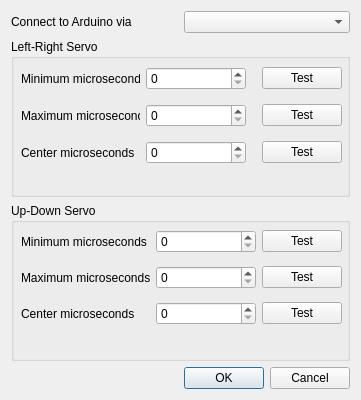
Above: app/ui/SettingsDialog.ui from mdmitr/arduino-thermal-camera before the change. Below: the same form after it.
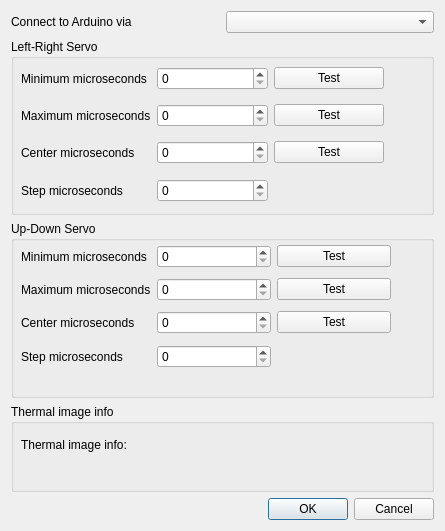
That is the form after the change.

Commit message: modifying settings dialog

What changed in the file:
```diff
--- a/app/ui/SettingsDialog.ui
+++ b/app/ui/SettingsDialog.ui
@@ -6,14 +6,20 @@
    <rect>
     <x>0</x>
     <y>0</y>
-    <width>361</width>
-    <height>400</height>
+    <width>445</width>
+    <height>531</height>
    </rect>
   </property>
+  <property name="minimumSize">
+   <size>
+    <width>445</width>
+    <height>475</height>
+   </size>
+  </property>
   <property name="windowTitle">
    <string>Settings</string>
   </property>
-  <layout class="QVBoxLayout" name="verticalLayout" stretch="0,1,1,0">
+  <layout class="QVBoxLayout" name="verticalLayout" stretch="0,2,2,1,0">
    <item>
     <layout class="QHBoxLayout" name="horizontalLayout">
      <property name="sizeConstraint">
@@ -58,13 +64,31 @@
          <rect>
           <x>10</x>
           <y>20</y>
-          <width>321</width>
-          <height>115</height>
+          <width>363</width>
+          <height>152</height>
          </rect>
         </property>
         <layout class="QGridLayout" name="gridLayout_2">
-         <item row="1" column="1">
-          <widget class="QSpinBox" name="spin_lrMax"/>
+         <item row="2" column="0">
+          <widget class="QLabel" name="label_4">
+           <property name="text">
+            <string>Center microseconds</string>
+           </property>
+          </widget>
+         </item>
+         <item row="0" column="0">
+          <widget class="QLabel" name="label_2">
+           <property name="text">
+            <string>Minimum microseconds</string>
+           </property>
+          </widget>
+         </item>
+         <item row="1" column="0">
+          <widget class="QLabel" name="label_3">
+           <property name="text">
+            <string>Maximum microseconds</string>
+           </property>
+          </widget>
          </item>
          <item row="0" column="1">
           <widget class="QSpinBox" name="spin_lrMin">
@@ -83,66 +107,48 @@
           </widget>
          </item>
          <item row="0" column="2">
-          <spacer name="horizontalSpacer">
-           <property name="orientation">
-            <enum>Qt::Horizontal</enum>
-           </property>
-           <property name="sizeType">
-            <enum>QSizePolicy::MinimumExpanding</enum>
-           </property>
-           <property name="sizeHint" stdset="0">
-            <size>
-             <width>10</width>
-             <height>20</height>
-            </size>
-           </property>
-          </spacer>
-         </item>
-         <item row="2" column="1">
-          <widget class="QSpinBox" name="spin_lrCenter"/>
-         </item>
-         <item row="0" column="3">
           <widget class="QPushButton" name="pb_test_lrMin">
            <property name="text">
             <string>Test</string>
            </property>
           </widget>
          </item>
-         <item row="2" column="3">
+         <item row="1" column="1">
+          <widget class="QSpinBox" name="spin_lrMax"/>
+         </item>
+         <item row="2" column="2">
           <widget class="QPushButton" name="pb_test_lrCenter">
            <property name="text">
             <string>Test</string>
            </property>
           </widget>
          </item>
-         <item row="1" column="3">
+         <item row="1" column="2">
           <widget class="QPushButton" name="pb_test_lrMax">
            <property name="text">
             <string>Test</string>
            </property>
           </widget>
          </item>
-         <item row="0" column="0">
-          <widget class="QLabel" name="label_2">
-           <property name="text">
-            <string>Minimum microseconds</string>
-           </property>
-          </widget>
+         <item row="2" column="1">
+          <widget class="QSpinBox" name="spin_lrCenter"/>
          </item>
-         <item row="1" column="0">
-          <widget class="QLabel" name="label_3">
-           <property name="text">
-            <string>Maximum microseconds</string>
+         <item row="3" column="0">
+          <widget class="QLabel" name="label_8">
+           <property name="minimumSize">
+            <size>
+             <width>0</width>
+             <height>25</height>
+            </size>
            </property>
-          </widget>
-         </item>
-         <item row="2" column="0">
-          <widget class="QLabel" name="label_4">
            <property name="text">
-            <string>Center microseconds</string>
+            <string>Step microseconds</string>
            </property>
           </widget>
          </item>
+         <item row="3" column="1">
+          <widget class="QSpinBox" name="db_lrStep"/>
+         </item>
         </layout>
        </widget>
       </widget>
@@ -161,61 +167,22 @@
          <rect>
           <x>10</x>
           <y>20</y>
-          <width>321</width>
-          <height>109</height>
+          <width>370</width>
+          <height>132</height>
          </rect>
         </property>
         <layout class="QGridLayout" name="gridLayout_3">
-         <item row="1" column="1">
-          <widget class="QSpinBox" name="spin_udMax"/>
-         </item>
-         <item row="0" column="2">
-          <spacer name="horizontalSpacer_2">
-           <property name="orientation">
-            <enum>Qt::Horizontal</enum>
-           </property>
-           <property name="sizeHint" stdset="0">
-            <size>
-             <width>10</width>
-             <height>20</height>
-            </size>
-           </property>
-          </spacer>
-         </item>
-         <item row="0" column="1">
-          <widget class="QSpinBox" name="spin_udMin">
-           <property name="sizePolicy">
-            <sizepolicy hsizetype="Minimum" vsizetype="Fixed">
-             <horstretch>0</horstretch>
-             <verstretch>0</verstretch>
-            </sizepolicy>
-           </property>
-           <property name="minimumSize">
-            <size>
-             <width>100</width>
-             <height>0</height>
-            </size>
-           </property>
-          </widget>
-         </item>
          <item row="2" column="1">
           <widget class="QSpinBox" name="spin_udCenter"/>
          </item>
-         <item row="2" column="3">
-          <widget class="QPushButton" name="pb_test_udCenter">
-           <property name="text">
-            <string>Test</string>
-           </property>
-          </widget>
-         </item>
-         <item row="1" column="3">
+         <item row="1" column="2">
           <widget class="QPushButton" name="pb_test_udMax">
            <property name="text">
             <string>Test</string>
            </property>
           </widget>
          </item>
-         <item row="0" column="3">
+         <item row="0" column="2">
           <widget class="QPushButton" name="pb_test_udMin">
            <property name="text">
             <string>Test</string>
@@ -243,12 +210,84 @@
            </property>
           </widget>
          </item>
+         <item row="2" column="2">
+          <widget class="QPushButton" name="pb_test_udCenter">
+           <property name="text">
+            <string>Test</string>
+           </property>
+          </widget>
+         </item>
+         <item row="0" column="1">
+          <widget class="QSpinBox" name="spin_udMin">
+           <property name="sizePolicy">
+            <sizepolicy hsizetype="Minimum" vsizetype="Fixed">
+             <horstretch>0</horstretch>
+             <verstretch>0</verstretch>
+            </sizepolicy>
+           </property>
+           <property name="minimumSize">
+            <size>
+             <width>100</width>
+             <height>0</height>
+            </size>
+           </property>
+          </widget>
+         </item>
+         <item row="1" column="1">
+          <widget class="QSpinBox" name="spin_udMax"/>
+         </item>
+         <item row="3" column="0">
+          <widget class="QLabel" name="label_9">
+           <property name="minimumSize">
+            <size>
+             <width>0</width>
+             <height>25</height>
+            </size>
+           </property>
+           <property name="text">
+            <string>Step microseconds</string>
+           </property>
+          </widget>
+         </item>
+         <item row="3" column="1">
+          <widget class="QSpinBox" name="sb_udStep"/>
+         </item>
         </layout>
        </widget>
       </widget>
      </item>
     </layout>
    </item>
+   <item>
+    <layout class="QVBoxLayout" name="verticalLayout_4">
+     <property name="sizeConstraint">
+      <enum>QLayout::SetDefaultConstraint</enum>
+     </property>
+     <item>
+      <widget class="QGroupBox" name="groupBox_3">
+       <property name="title">
+        <string>Thermal image info</string>
+       </property>
+       <property name="flat">
+        <bool>false</bool>
+       </property>
+       <widget class="QLabel" name="label_10">
+        <property name="geometry">
+         <rect>
+          <x>10</x>
+          <y>10</y>
+          <width>401</width>
+          <height>61</height>
+         </rect>
+        </property>
+        <property name="text">
+         <string>Thermal image info:</string>
+        </property>
+       </widget>
+      </widget>
+     </item>
+    </layout>
+   </item>
    <item>
     <widget class="QDialogButtonBox" name="buttonBox">
      <property name="orientation">
```
The commit also changes 1 other file.
